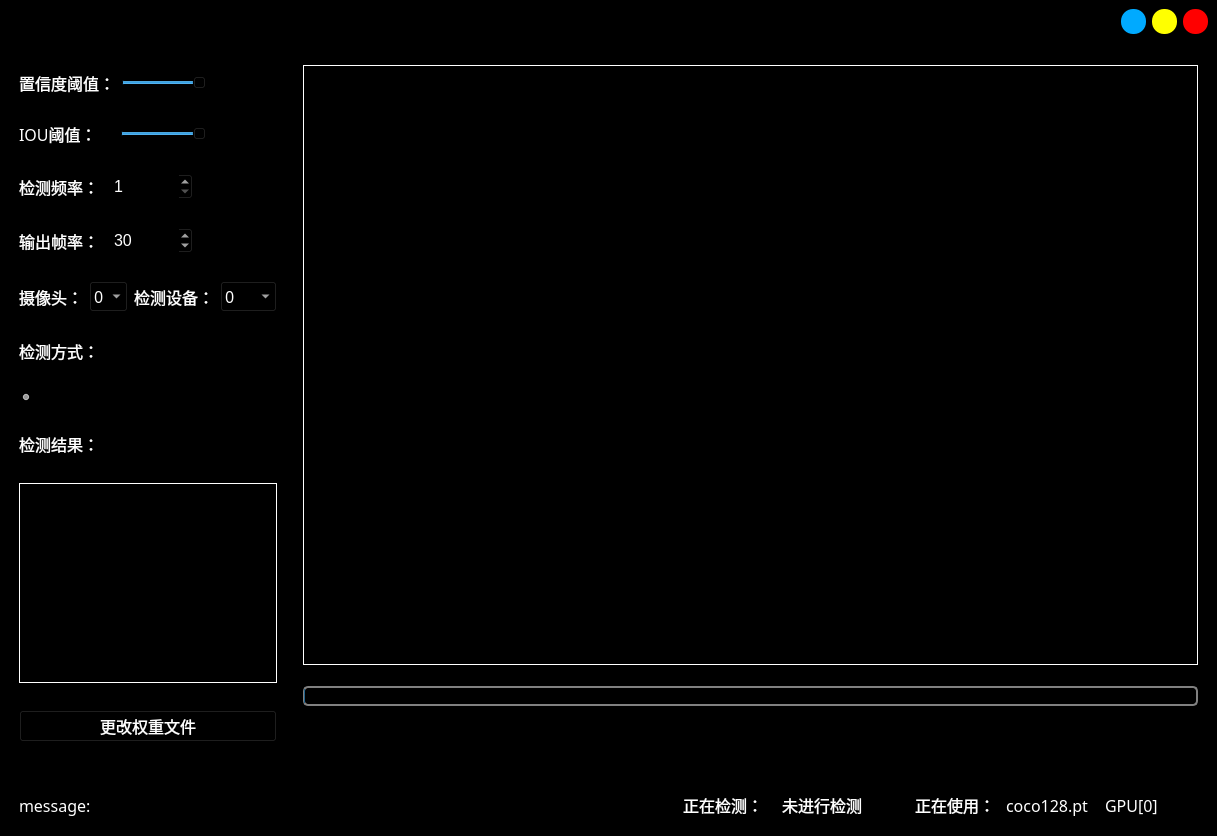
Above: UiMainwindow.ui from wang-10086/yolov5-5.0 before the change. Below: the same form after it.
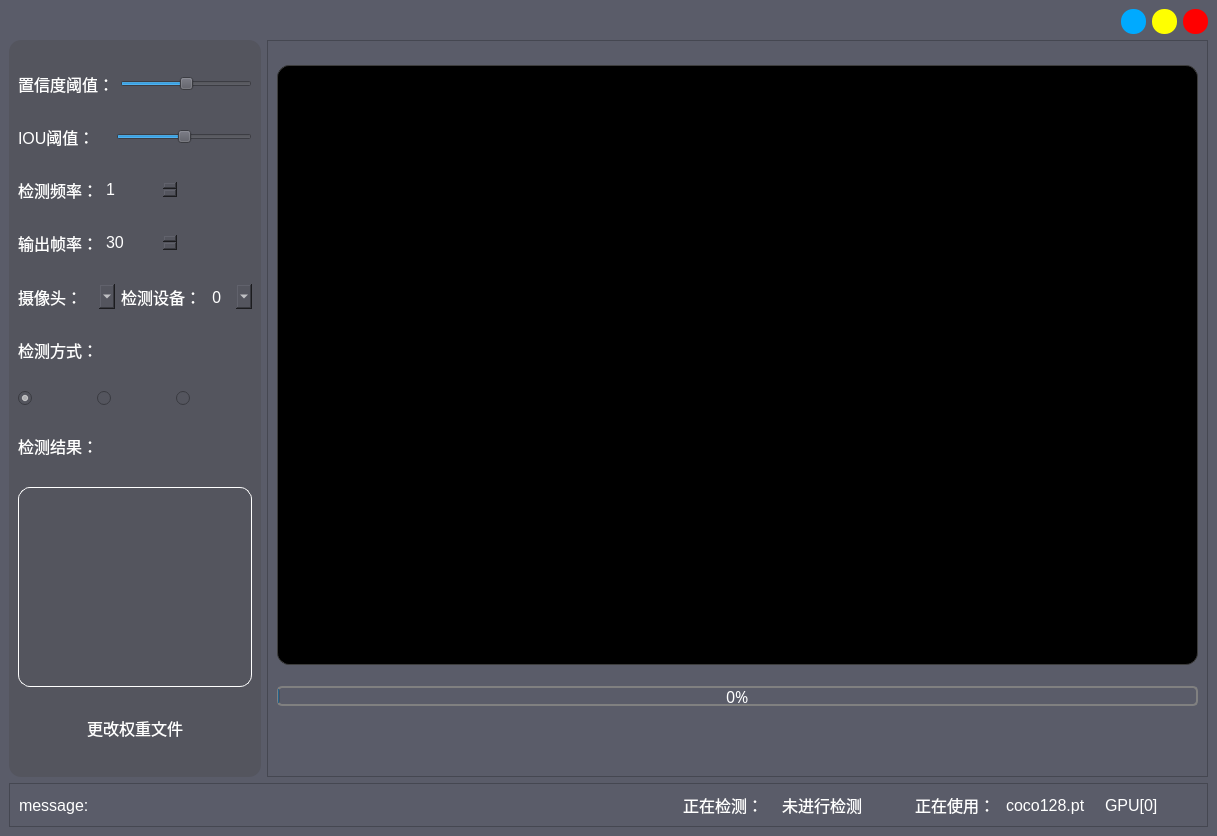
That is the form after the change. Icons and pictures are not drawn.

Commit message: add change play speed

The edit to the form file:
```diff
--- a/UiMainwindow.ui
+++ b/UiMainwindow.ui
@@ -19,6 +19,11 @@
     <verstretch>0</verstretch>
    </sizepolicy>
   </property>
+  <property name="font">
+   <font>
+    <family>等线 Light</family>
+   </font>
+  </property>
   <property name="mouseTracking">
    <bool>true</bool>
   </property>
@@ -41,18 +46,28 @@
    <bool>false</bool>
   </property>
   <property name="styleSheet">
-   <string notr="true">background-color:rgb(0, 0, 0)
-</string>
+   <string notr="true">background-color:rgb(90, 92, 105);</string>
   </property>
   <property name="tabShape">
    <enum>QTabWidget::Rounded</enum>
   </property>
   <widget class="QWidget" name="centralwidget">
+   <property name="font">
+    <font>
+     <family>宋体</family>
+     <pointsize>12</pointsize>
+     <weight>50</weight>
+     <italic>false</italic>
+     <bold>false</bold>
+    </font>
+   </property>
    <property name="styleSheet">
     <string notr="true">*{
- font-family:微软雅黑;
+ 
+	font: 9pt ;
  font-size: 12pt;
- color:rgb(255, 255, 255)
+ color:rgb(255, 255, 255);
+
 }</string>
    </property>
    <layout class="QVBoxLayout" name="verticalLayout_3">
@@ -198,7 +213,9 @@
       <item>
        <widget class="QFrame" name="frame">
         <property name="styleSheet">
-         <string notr="true"/>
+         <string notr="true">background-color:rgb(84, 85, 94);
+border-radius: 12px;
+</string>
         </property>
         <property name="frameShape">
          <enum>QFrame::StyledPanel</enum>
@@ -208,13 +225,16 @@
         </property>
         <layout class="QVBoxLayout" name="verticalLayout" stretch="1,1,1,1,1,1,1,1,2,1">
          <item>
-          <layout class="QHBoxLayout" name="horizontalLayout_2" stretch="1,3">
+          <layout class="QHBoxLayout" name="horizontalLayout_2" stretch="0,0">
            <item>
             <widget class="QLabel" name="label_2">
              <property name="font">
               <font>
-               <family>微软雅黑</family>
+               <family>Microsoft YaHei UI</family>
                <pointsize>12</pointsize>
+               <weight>50</weight>
+               <italic>false</italic>
+               <bold>false</bold>
               </font>
              </property>
              <property name="styleSheet">
@@ -249,8 +269,11 @@
             <widget class="QLabel" name="label_3">
              <property name="font">
               <font>
-               <family>微软雅黑</family>
+               <family>Microsoft YaHei UI</family>
                <pointsize>12</pointsize>
+               <weight>50</weight>
+               <italic>false</italic>
+               <bold>false</bold>
               </font>
              </property>
              <property name="styleSheet">
@@ -292,8 +315,11 @@
             <widget class="QLabel" name="label_4">
              <property name="font">
               <font>
-               <family>微软雅黑</family>
+               <family>Microsoft YaHei UI</family>
                <pointsize>12</pointsize>
+               <weight>50</weight>
+               <italic>false</italic>
+               <bold>false</bold>
               </font>
              </property>
              <property name="styleSheet">
@@ -338,8 +364,11 @@
             <widget class="QLabel" name="label_5">
              <property name="font">
               <font>
-               <family>微软雅黑</family>
+               <family>Microsoft YaHei UI</family>
                <pointsize>12</pointsize>
+               <weight>50</weight>
+               <italic>false</italic>
+               <bold>false</bold>
               </font>
              </property>
              <property name="styleSheet">
@@ -387,8 +416,11 @@
             <widget class="QLabel" name="label_9">
              <property name="font">
               <font>
-               <family>微软雅黑</family>
+               <family>Microsoft YaHei UI</family>
                <pointsize>12</pointsize>
+               <weight>50</weight>
+               <italic>false</italic>
+               <bold>false</bold>
               </font>
              </property>
              <property name="styleSheet">
@@ -405,6 +437,9 @@
               <font>
                <family>微软雅黑</family>
                <pointsize>12</pointsize>
+               <weight>50</weight>
+               <italic>false</italic>
+               <bold>false</bold>
               </font>
              </property>
              <property name="styleSheet">
@@ -434,8 +469,11 @@
             <widget class="QLabel" name="label_10">
              <property name="font">
               <font>
-               <family>微软雅黑</family>
+               <family>Microsoft YaHei UI</family>
                <pointsize>12</pointsize>
+               <weight>50</weight>
+               <italic>false</italic>
+               <bold>false</bold>
               </font>
              </property>
              <property name="styleSheet">
@@ -452,6 +490,9 @@
               <font>
                <family>微软雅黑</family>
                <pointsize>12</pointsize>
+               <weight>50</weight>
+               <italic>false</italic>
+               <bold>false</bold>
               </font>
              </property>
              <property name="styleSheet">
@@ -487,8 +528,11 @@
            </property>
            <property name="font">
             <font>
-             <family>微软雅黑</family>
+             <family>Microsoft YaHei UI</family>
              <pointsize>12</pointsize>
+             <weight>50</weight>
+             <italic>false</italic>
+             <bold>false</bold>
             </font>
            </property>
            <property name="styleSheet">
@@ -513,6 +557,9 @@
               <font>
                <family>微软雅黑</family>
                <pointsize>12</pointsize>
+               <weight>50</weight>
+               <italic>false</italic>
+               <bold>false</bold>
               </font>
              </property>
              <property name="text">
@@ -539,6 +586,9 @@
               <font>
                <family>微软雅黑</family>
                <pointsize>12</pointsize>
+               <weight>50</weight>
+               <italic>false</italic>
+               <bold>false</bold>
               </font>
              </property>
              <property name="text">
@@ -562,6 +612,9 @@
               <font>
                <family>微软雅黑</family>
                <pointsize>12</pointsize>
+               <weight>50</weight>
+               <italic>false</italic>
+               <bold>false</bold>
               </font>
              </property>
              <property name="text">
@@ -591,8 +644,11 @@
            </property>
            <property name="font">
             <font>
-             <family>微软雅黑</family>
+             <family>Microsoft YaHei UI</family>
              <pointsize>12</pointsize>
+             <weight>50</weight>
+             <italic>false</italic>
+             <bold>false</bold>
             </font>
            </property>
            <property name="styleSheet">
@@ -621,6 +677,9 @@
             <font>
              <family>微软雅黑</family>
              <pointsize>12</pointsize>
+             <weight>50</weight>
+             <italic>false</italic>
+             <bold>false</bold>
             </font>
            </property>
            <property name="layoutDirection">
@@ -649,8 +708,11 @@
           <widget class="QPushButton" name="pushButton_4">
            <property name="font">
             <font>
-             <family>微软雅黑</family>
+             <family>Microsoft YaHei UI</family>
              <pointsize>12</pointsize>
+             <weight>50</weight>
+             <italic>false</italic>
+             <bold>false</bold>
             </font>
            </property>
            <property name="styleSheet">
@@ -691,10 +753,12 @@
             </size>
            </property>
            <property name="styleSheet">
-            <string notr="true">background-color: rgb(0, 0, 0);
+            <string notr="true">
+background-color: rgb(0, 0, 0);
 border-width: 1px;
 border-style: solid;
-border-color:rgb(255, 255, 255);</string>
+border-radius: 12px;
+border-color: rgb(61, 61, 61);</string>
            </property>
            <property name="text">
             <string/>
@@ -713,6 +777,9 @@
             <font>
              <family>微软雅黑</family>
              <pointsize>12</pointsize>
+             <weight>50</weight>
+             <italic>false</italic>
+             <bold>false</bold>
             </font>
            </property>
            <property name="autoFillBackground">
@@ -720,7 +787,7 @@
            </property>
            <property name="styleSheet">
             <string notr="true">QProgressBar {
-	color: rgb(0, 0, 0);
+	color: rgbrgb(255, 255, 255);
     border: 2px solid grey;
     border-radius: 5px;
     text-align: center;
@@ -751,7 +818,8 @@
               <bool>false</bool>
              </property>
              <property name="styleSheet">
-              <string notr="true">border-radius: 15px;</string>
+              <string notr="true">border-radius: 15px;
+color: rgb(170, 0, 0);</string>
              </property>
              <property name="text">
               <string/>
@@ -871,8 +939,11 @@
         <widget class="QLabel" name="label_17">
          <property name="font">
           <font>
-           <family>微软雅黑</family>
+           <family>Microsoft YaHei UI</family>
            <pointsize>12</pointsize>
+           <weight>50</weight>
+           <italic>false</italic>
+           <bold>false</bold>
           </font>
          </property>
          <property name="styleSheet">
@@ -889,6 +960,9 @@
           <font>
            <family>微软雅黑</family>
            <pointsize>12</pointsize>
+           <weight>50</weight>
+           <italic>false</italic>
+           <bold>false</bold>
           </font>
          </property>
          <property name="styleSheet">
@@ -903,8 +977,11 @@
         <widget class="QLabel" name="label_11">
          <property name="font">
           <font>
-           <family>微软雅黑</family>
+           <family>Microsoft YaHei UI</family>
            <pointsize>12</pointsize>
+           <weight>50</weight>
+           <italic>false</italic>
+           <bold>false</bold>
           </font>
          </property>
          <property name="text">
@@ -916,8 +993,11 @@
         <widget class="QLabel" name="label_12">
          <property name="font">
           <font>
-           <family>微软雅黑</family>
+           <family>Microsoft YaHei UI</family>
            <pointsize>12</pointsize>
+           <weight>50</weight>
+           <italic>false</italic>
+           <bold>false</bold>
           </font>
          </property>
          <property name="text">
@@ -932,8 +1012,11 @@
          </property>
          <property name="font">
           <font>
-           <family>微软雅黑</family>
+           <family>Microsoft YaHei UI</family>
            <pointsize>12</pointsize>
+           <weight>50</weight>
+           <italic>false</italic>
+           <bold>false</bold>
           </font>
          </property>
          <property name="styleSheet">
@@ -949,8 +1032,11 @@
         <widget class="QLabel" name="label_14">
          <property name="font">
           <font>
-           <family>微软雅黑</family>
+           <family>Microsoft YaHei UI</family>
            <pointsize>12</pointsize>
+           <weight>50</weight>
+           <italic>false</italic>
+           <bold>false</bold>
           </font>
          </property>
          <property name="text">
@@ -962,8 +1048,11 @@
         <widget class="QLabel" name="label_15">
          <property name="font">
           <font>
-           <family>微软雅黑</family>
+           <family>Microsoft YaHei UI</family>
            <pointsize>12</pointsize>
+           <weight>50</weight>
+           <italic>false</italic>
+           <bold>false</bold>
           </font>
          </property>
          <property name="text">
```
The commit also changes 1 other file.
